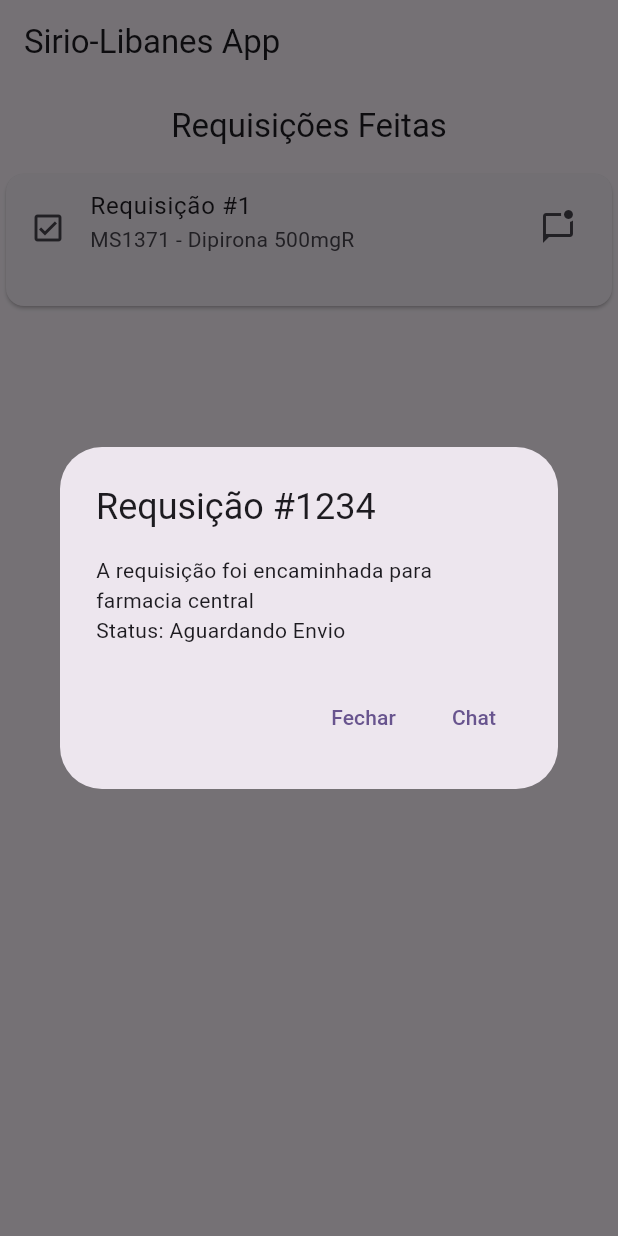
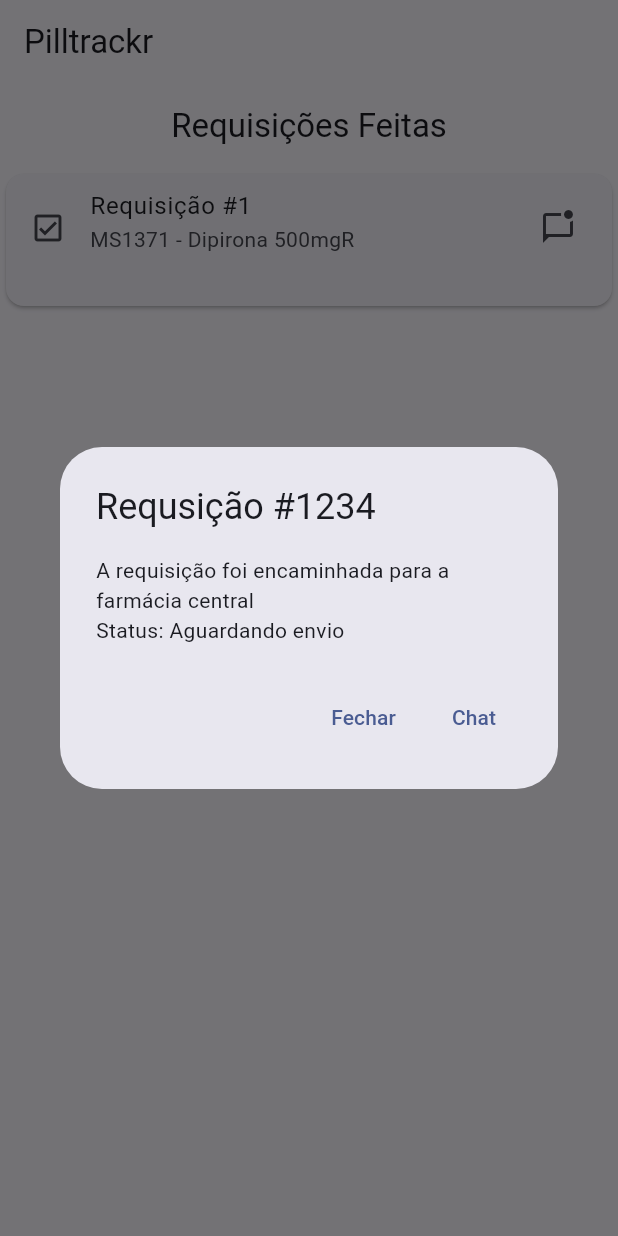
Before and after one commit to paulo-evangelista/pilltrackr, a Flutter app: the screen it shows after launch, after a tap on "Requisição #1", on a phone screen of 412 x 824 dp. Run offline on Flutter 3.47's test engine with Material 3 defaults, Android fonts, the phone set to English and light mode, and no system bars.

Commit message:
refactor: :art: configurações de front-end e modificações no arquivo principal

```diff
--- /dev/null
+++ b/src/frontend/lib/views/fc/requests.dart
@@ -0,0 +1,24 @@
+import 'package:flutter/material.dart';
+import '../../widgets/list_tile_custom.dart';
+
+class MyRequests extends StatelessWidget {
+  const MyRequests({super.key});
+
+
+  @override
+  Widget build(BuildContext context) {
+    return Scaffold(
+      appBar: AppBar(
+        title: const Text('Pilltrackr'),
+      ),
+      body: const Center(
+        child: ListTileCustom(title: 'Requisição #1', subtitle: 'MS1371 - Dipirona 500mgR'),
+        // child: ElevatedButton(
+        //   onPressed: () => _showModal(context),
+        //   child: Text('Show Modal'),
+        // ),
+
+      ),
+    );
+  }
+}
--- a/src/frontend/lib/widgets/list_tile_custom.dart
+++ b/src/frontend/lib/widgets/list_tile_custom.dart
@@ -7,6 +7,7 @@ class ListTileCustom extends StatefulWidget {
   const ListTileCustom({super.key, required this.title, required this.subtitle});
 
   @override
+  // ignore: library_private_types_in_public_api
   _ListTileCustomState createState() => _ListTileCustomState();
 }
 
@@ -27,17 +28,17 @@ class _ListTileCustomState extends State<ListTileCustom> {
       context: context,
       builder: (BuildContext context) {
         return AlertDialog(
-          title: Text('Requsição #1234'),
-          content: Text('A requisição foi encaminhada para farmacia central \nStatus: Aguardando Envio'),
+          title: const Text('Requsição #1234'),
+          content: const Text('A requisição foi encaminhada para a farmácia central \nStatus: Aguardando envio'),
           actions: <Widget>[
             TextButton(
-              child: Text('Fechar'),
+              child: const Text('Fechar'),
               onPressed: () {
                 Navigator.of(context).pop();
               },
             ),
             TextButton(
-              child: Text('Chat'),
+              child: const Text('Chat'),
               onPressed: () {
                 Navigator.of(context).pop(); // Fechar o modal
                 //Adicionar tela de chat para levar o user apos clicar
@@ -64,7 +65,7 @@ class _ListTileCustomState extends State<ListTileCustom> {
         children: <Widget>[
           Card(
             child: ListTile(
-              leading: Column(
+              leading: const Column(
                 mainAxisAlignment: MainAxisAlignment.center,
                 children: <Widget>[
                   Icon(Icons.check_box_outlined)
@@ -72,7 +73,7 @@ class _ListTileCustomState extends State<ListTileCustom> {
               ),
               title: Text(_title),
               subtitle: Text(_subtitle),
-              trailing: Container(
+              trailing: const SizedBox(
                 height: double.infinity,
                 child: Icon(Icons.mark_chat_unread_outlined),
               ),
--- a/src/frontend/pubspec.yaml
+++ b/src/frontend/pubspec.yaml
@@ -1,5 +1,5 @@
 name: frontend
-description: "A new Flutter project."
+description: "Aplicação mobile para gestão de dispensário eletrônico de medicamentos."
 # The following line prevents the package from being accidentally published to
 # pub.dev using `flutter pub publish`. This is preferred for private packages.
 publish_to: 'none' # Remove this line if you wish to publish to pub.dev
```
Also changed, not shown: src/frontend/lib/main.dart (+4 -56 lines), src/frontend/lib/views/enfermagem/requests.dart (deleted, +0 -53 lines), src/frontend/pubspec.lock, 5 other files.
